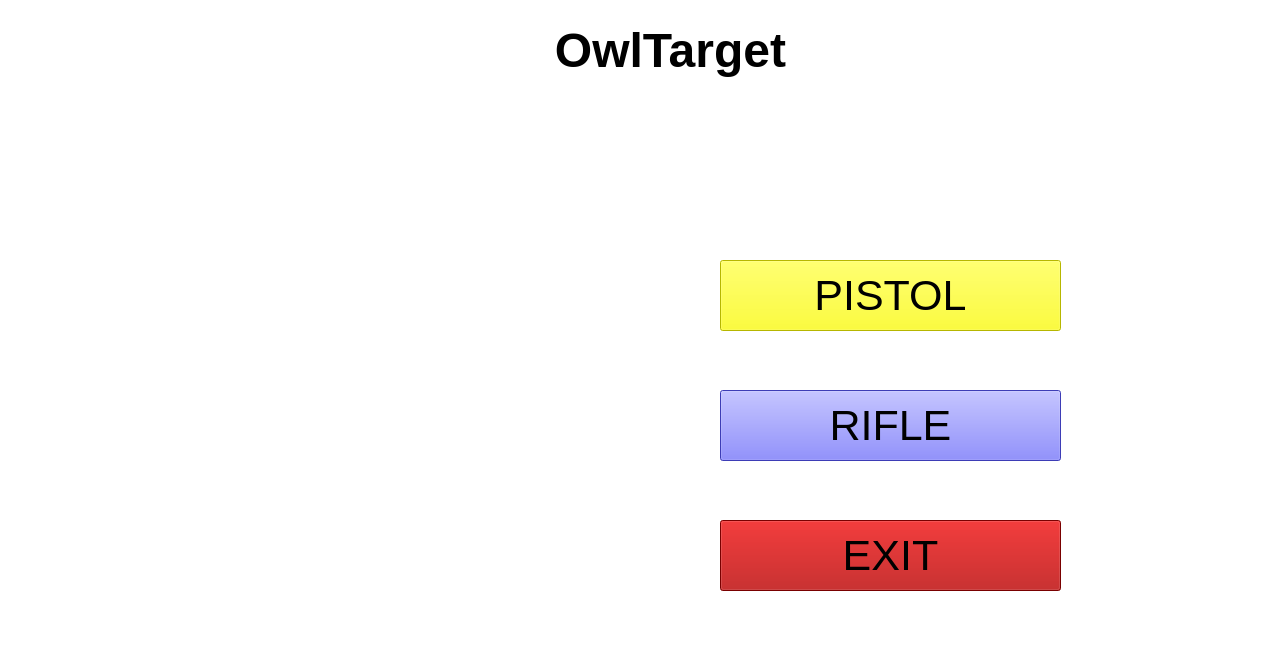
Old version of the form local_pc/gui/mainwindow.ui in the repository xBogas/ES-SACA.
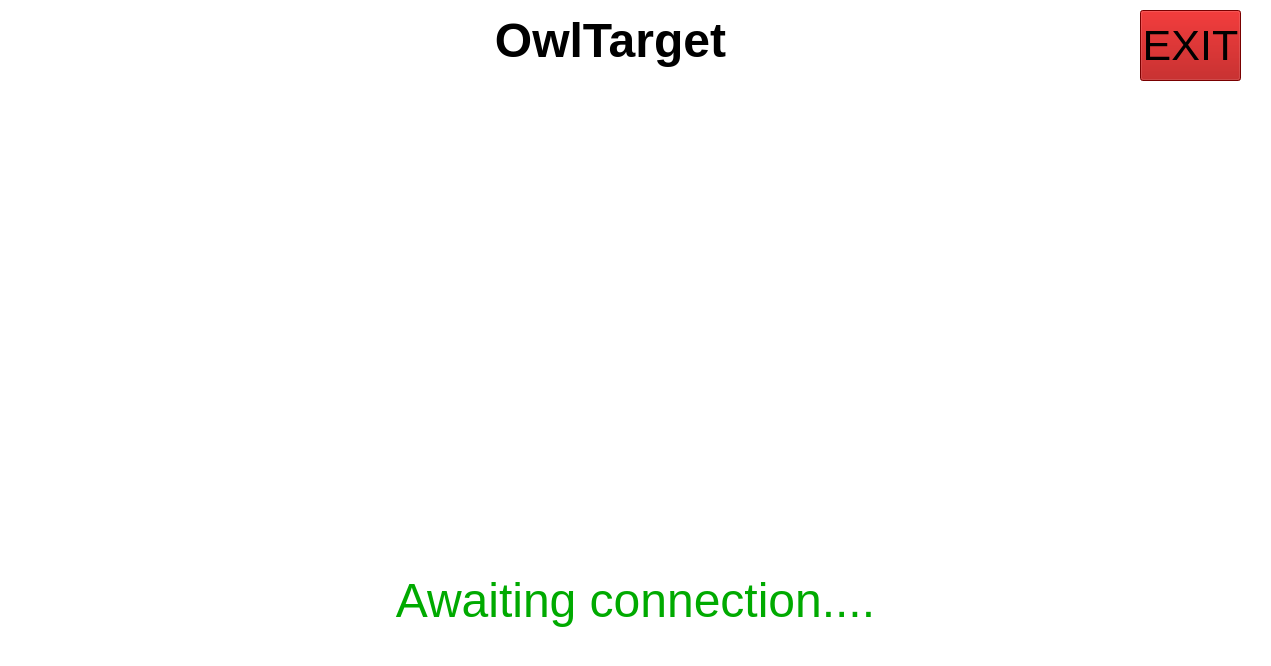
New version of the form. Icons and pictures are not drawn.

What changed in the file:
```diff
--- a/local_pc/gui/mainwindow.ui
+++ b/local_pc/gui/mainwindow.ui
@@ -20,54 +20,12 @@
    <string notr="true">background-color: rgb(255, 255, 255);</string>
   </property>
   <widget class="QWidget" name="centralwidget">
-   <widget class="QPushButton" name="pushButton">
-    <property name="geometry">
-     <rect>
-      <x>720</x>
-      <y>260</y>
-      <width>341</width>
-      <height>71</height>
-     </rect>
-    </property>
-    <property name="font">
-     <font>
-      <pointsize>32</pointsize>
-     </font>
-    </property>
-    <property name="styleSheet">
-     <string notr="true">background-color: rgb(255, 255, 0);</string>
-    </property>
-    <property name="text">
-     <string>PISTOL</string>
-    </property>
-   </widget>
-   <widget class="QPushButton" name="pushButton_2">
-    <property name="geometry">
-     <rect>
-      <x>720</x>
-      <y>390</y>
-      <width>341</width>
-      <height>71</height>
-     </rect>
-    </property>
-    <property name="font">
-     <font>
-      <pointsize>32</pointsize>
-     </font>
-    </property>
-    <property name="styleSheet">
-     <string notr="true">background-color: rgb(85, 85, 255);</string>
-    </property>
-    <property name="text">
-     <string>RIFLE</string>
-    </property>
-   </widget>
    <widget class="QPushButton" name="pushButton_3">
     <property name="geometry">
      <rect>
-      <x>720</x>
-      <y>520</y>
-      <width>341</width>
+      <x>1140</x>
+      <y>10</y>
+      <width>101</width>
       <height>71</height>
      </rect>
     </property>
@@ -86,14 +44,16 @@
    <widget class="QLabel" name="label">
     <property name="geometry">
      <rect>
-      <x>80</x>
-      <y>110</y>
+      <x>340</x>
+      <y>80</y>
       <width>551</width>
       <height>441</height>
      </rect>
     </property>
-    <property name="text">
-     <string/>
+    <property name="font">
+     <font>
+      <pointsize>5</pointsize>
+     </font>
     </property>
     <property name="pixmap">
      <pixmap>../resource/img/Target owl.png</pixmap>
@@ -120,31 +80,15 @@
     <property name="scaledContents">
      <bool>true</bool>
     </property>
-   </widget>
-   <widget class="QLabel" name="label_3">
-    <property name="geometry">
-     <rect>
-      <x>1090</x>
-      <y>390</y>
-      <width>71</width>
-      <height>71</height>
-     </rect>
-    </property>
-    <property name="text">
-     <string/>
-    </property>
-    <property name="pixmap">
-     <pixmap>../resource/img/744px-Muskets.svg.png</pixmap>
-    </property>
-    <property name="scaledContents">
-     <bool>true</bool>
+    <property name="alignment">
+     <set>Qt::AlignCenter</set>
     </property>
    </widget>
    <widget class="QLabel" name="label_4">
     <property name="geometry">
      <rect>
-      <x>440</x>
-      <y>20</y>
+      <x>380</x>
+      <y>10</y>
       <width>461</width>
       <height>61</height>
      </rect>
@@ -162,6 +106,32 @@
      <set>Qt::AlignCenter</set>
     </property>
    </widget>
+   <widget class="QLabel" name="label_5">
+    <property name="geometry">
+     <rect>
+      <x>40</x>
+      <y>560</y>
+      <width>1191</width>
+      <height>81</height>
+     </rect>
+    </property>
+    <property name="font">
+     <font>
+      <pointsize>36</pointsize>
+      <bold>false</bold>
+     </font>
+    </property>
+    <property name="styleSheet">
+     <string notr="true">
+color: rgb(0, 170, 0);</string>
+    </property>
+    <property name="text">
+     <string>Awaiting connection....</string>
+    </property>
+    <property name="alignment">
+     <set>Qt::AlignCenter</set>
+    </property>
+   </widget>
   </widget>
  </widget>
  <resources/>
```
Left out of the diff: 18 changed lines with no effect on the pictures.
